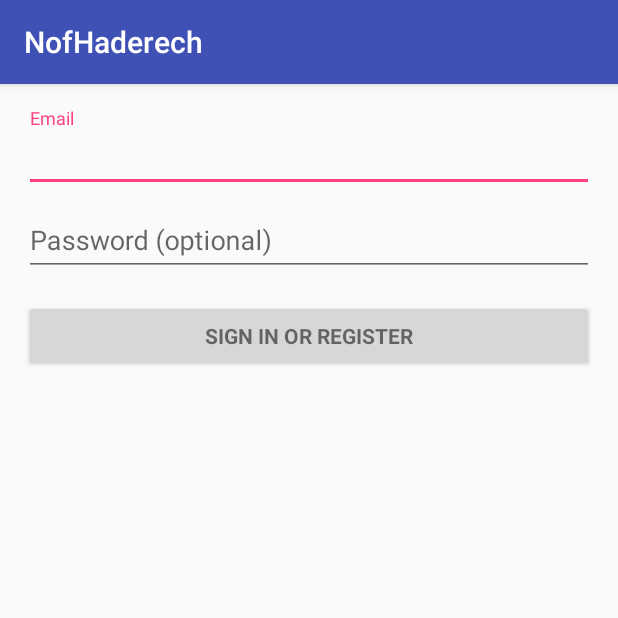
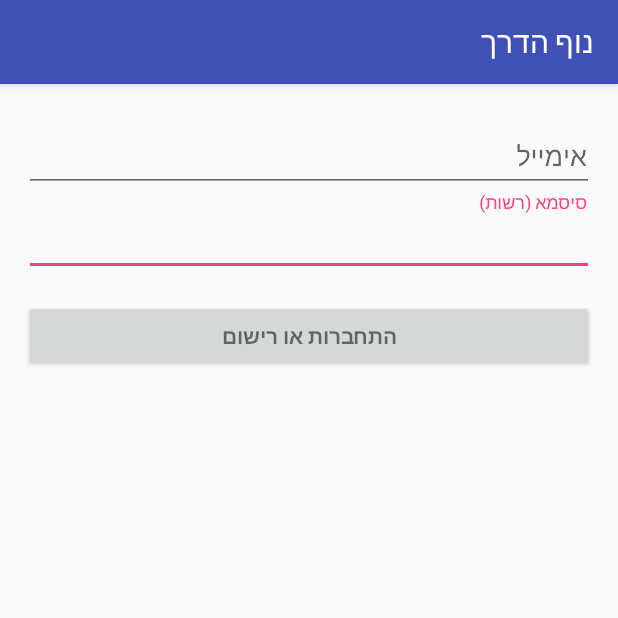
Before and after one commit to olegc/NofHaderech, an Android app: the screen it shows after launch (LoginActivity), on a phone screen of 412 x 824 dp, the top half of it. Run offline under Robolectric (Android 15) with nearby library versions, the light colour scheme and no system bars; 2 statements that could not run were skipped.

Commit message:
Translating to Hebrew

```diff
--- a/app/src/main/java/nofhaderech/nof/com/nofhaderech/LoginActivity.java
+++ b/app/src/main/java/nofhaderech/nof/com/nofhaderech/LoginActivity.java
@@ -94,6 +94,8 @@ public class LoginActivity extends AppCompatActivity implements LoaderCallbacks<
 
         mLoginFormView = findViewById(R.id.login_form);
         mProgressView = findViewById(R.id.login_progress);
+
+        getWindow().getDecorView().setLayoutDirection(View.LAYOUT_DIRECTION_RTL);
     }
 
     private void populateAutoComplete() {
--- a/app/src/main/res/layout/activity_login.xml
+++ b/app/src/main/res/layout/activity_login.xml
@@ -2,7 +2,7 @@
     xmlns:tools="http://schemas.android.com/tools"
     android:layout_width="match_parent"
     android:layout_height="match_parent"
-    android:gravity="center_horizontal"
+    android:gravity="end"
     android:orientation="vertical"
     android:paddingBottom="@dimen/activity_vertical_margin"
     android:paddingLeft="@dimen/activity_horizontal_margin"
--- a/app/src/main/res/values/strings.xml
+++ b/app/src/main/res/values/strings.xml
@@ -1,16 +1,15 @@
 <resources>
-    <string name="app_name">NofHaderech</string>
+    <string name="app_name">נוף הדרך</string>
 
     <!-- Strings related to login -->
-    <string name="prompt_email">Email</string>
-    <string name="prompt_password">Password (optional)</string>
-    <string name="action_sign_in">Sign in or register</string>
-    <string name="action_sign_in_short">Sign in</string>
-    <string name="error_invalid_email">This email address is invalid</string>
-    <string name="error_invalid_password">This password is too short</string>
-    <string name="error_incorrect_password">This password is incorrect</string>
-    <string name="error_field_required">This field is required</string>
-    <string name="permission_rationale">"Contacts permissions are needed for providing email
-        completions."
+    <string name="prompt_email">אימייל</string>
+    <string name="prompt_password">סיסמא (רשות)</string>
+    <string name="action_sign_in">התחברות או רישום</string>
+    <string name="action_sign_in_short">התחברות</string>
+    <string name="error_invalid_email">כתובת המייל לא חוקית</string>
+    <string name="error_invalid_password">הסיסמא קצרה מדיי</string>
+    <string name="error_incorrect_password">הסיסמא שגויה</string>
+    <string name="error_field_required">שדה זה הוא חובה</string>
+    <string name="permission_rationale">"הרשאה לאנשי קשר דרושה לצורך רשימת מיילים"
     </string>
 </resources>
```
